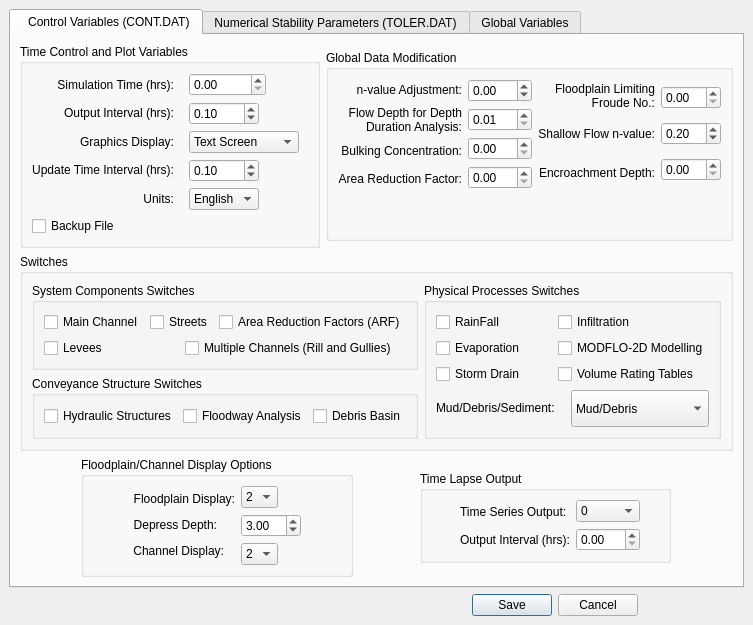
Qt form flo2d/ui/cont_toler_jj.ui (FLO-2DSoftware/qgis-flo-2d-plugin) before a commit.
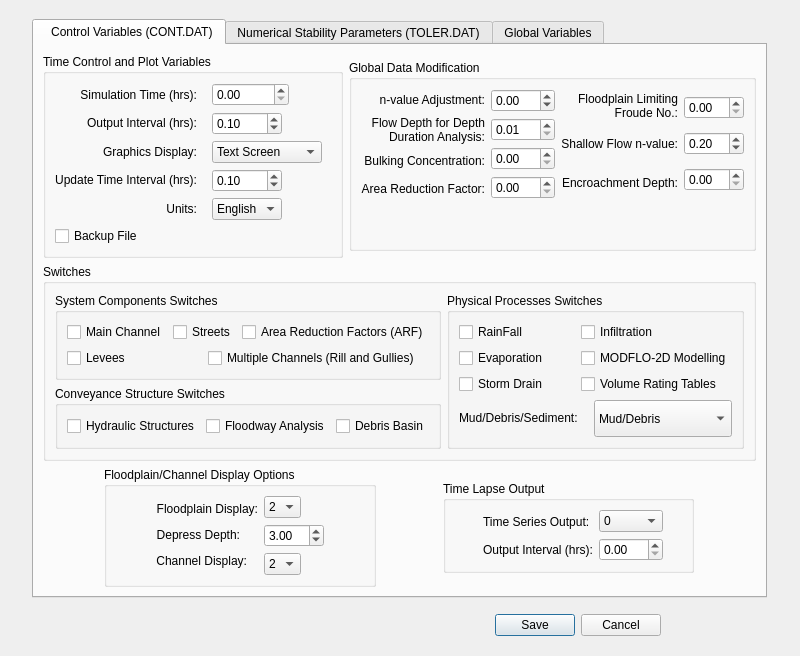
The same form after that commit. The open tabs and pages were chosen to show the change.

What changed in the file:
```diff
--- a/flo2d/ui/cont_toler_jj.ui
+++ b/flo2d/ui/cont_toler_jj.ui
@@ -6,8 +6,8 @@
    <rect>
     <x>0</x>
     <y>0</y>
-    <width>703</width>
-    <height>583</height>
+    <width>800</width>
+    <height>656</height>
    </rect>
   </property>
   <property name="sizePolicy">
@@ -68,6 +68,9 @@
          <property name="title">
           <string>Time Control and Plot Variables</string>
          </property>
+         <property name="alignment">
+          <set>Qt::AlignLeading|Qt::AlignLeft|Qt::AlignTop</set>
+         </property>
          <property name="flat">
           <bool>false</bool>
          </property>
@@ -344,6 +347,9 @@
          <property name="title">
           <string>Global Data Modification</string>
          </property>
+         <property name="alignment">
+          <set>Qt::AlignLeading|Qt::AlignLeft|Qt::AlignTop</set>
+         </property>
          <layout class="QGridLayout" name="gridLayout_20">
           <item row="0" column="0">
            <layout class="QGridLayout" name="gridLayout_19">
@@ -680,6 +686,9 @@
          <property name="title">
           <string>Switches</string>
          </property>
+         <property name="alignment">
+          <set>Qt::AlignLeading|Qt::AlignLeft|Qt::AlignTop</set>
+         </property>
          <layout class="QGridLayout" name="gridLayout_8">
           <item row="0" column="1" rowspan="2">
            <widget class="QGroupBox" name="physicalProcessesSwitchesGroup">
@@ -692,6 +701,9 @@
             <property name="title">
              <string>Physical Processes Switches</string>
             </property>
+            <property name="alignment">
+             <set>Qt::AlignLeading|Qt::AlignLeft|Qt::AlignTop</set>
+            </property>
             <layout class="QGridLayout" name="gridLayout_9">
              <item row="0" column="0">
               <layout class="QGridLayout" name="gridLayout_2">
@@ -855,6 +867,9 @@
             <property name="title">
              <string>Conveyance Structure Switches</string>
             </property>
+            <property name="alignment">
+             <set>Qt::AlignLeading|Qt::AlignLeft|Qt::AlignTop</set>
+            </property>
             <layout class="QGridLayout" name="gridLayout_5">
              <item row="0" column="0">
               <widget class="QCheckBox" name="IHYDRSTRUCT">
@@ -918,6 +933,9 @@
             <property name="title">
              <string>System Components Switches</string>
             </property>
+            <property name="alignment">
+             <set>Qt::AlignLeading|Qt::AlignLeft|Qt::AlignTop</set>
+            </property>
             <property name="checkable">
              <bool>false</bool>
             </property>
@@ -1024,6 +1042,9 @@
            <property name="title">
             <string>Floodplain/Channel Display Options</string>
            </property>
+           <property name="alignment">
+            <set>Qt::AlignLeading|Qt::AlignLeft|Qt::AlignTop</set>
+           </property>
            <layout class="QGridLayout" name="gridLayout_34">
             <item row="0" column="1">
              <layout class="QGridLayout" name="gridLayout_16">
@@ -1220,6 +1241,9 @@
            <property name="title">
             <string>Time Lapse Output</string>
            </property>
+           <property name="alignment">
+            <set>Qt::AlignLeading|Qt::AlignLeft|Qt::AlignTop</set>
+           </property>
            <layout class="QGridLayout" name="gridLayout_24">
             <item row="0" column="0">
              <spacer name="horizontalSpacer_4">
```
Left out of the diff: 6 changed lines with no effect on the pictures.
